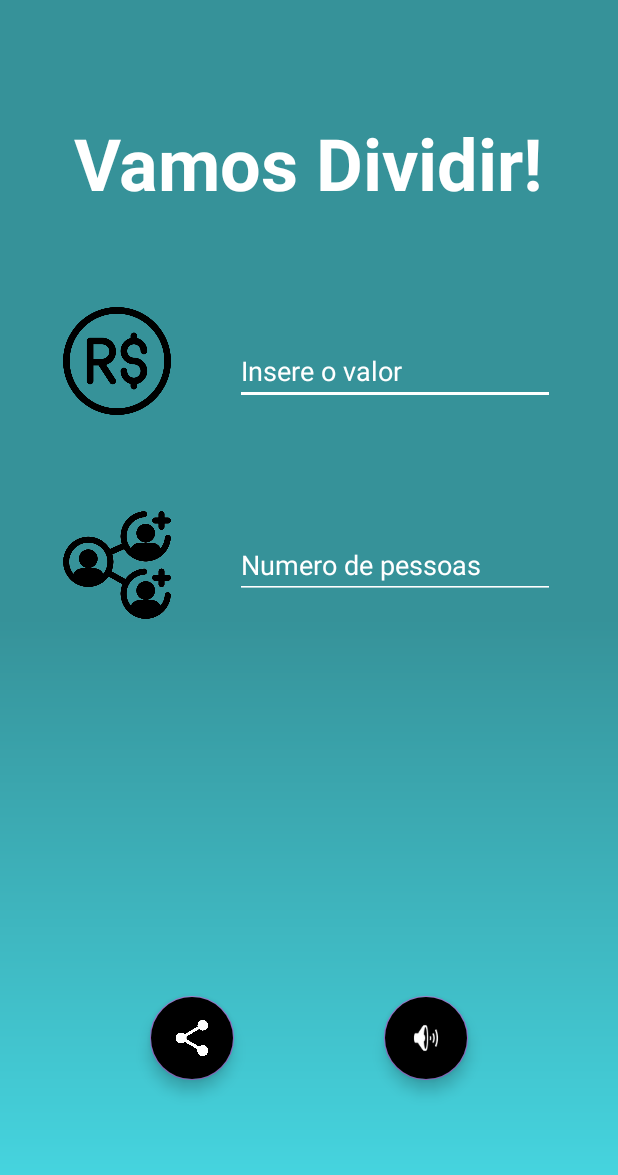
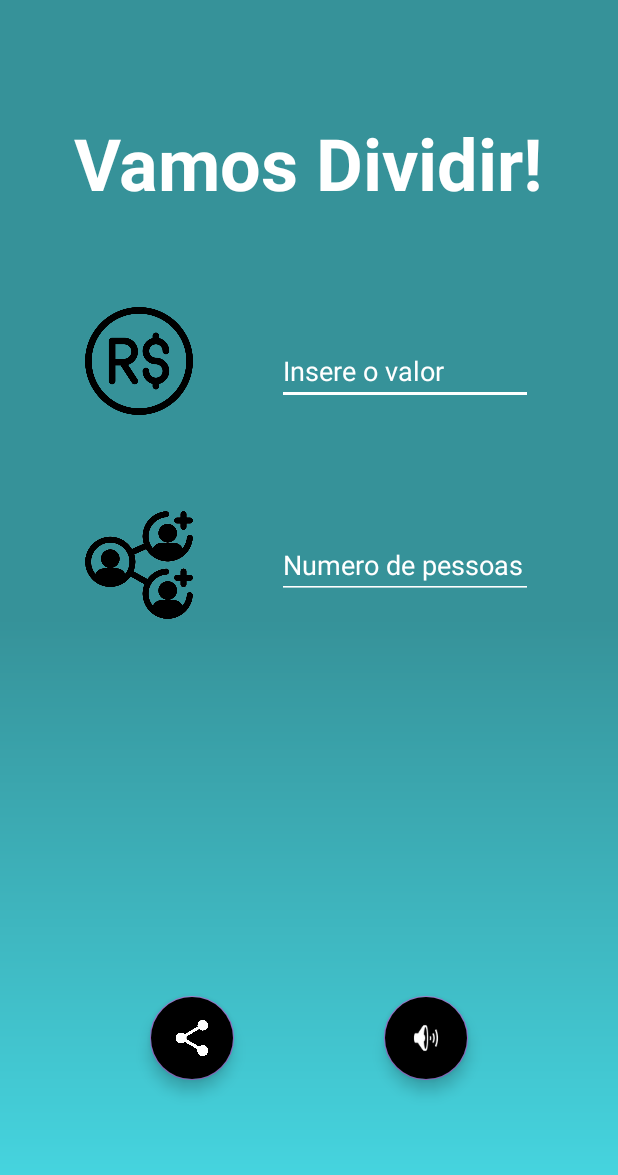
Before and after one commit to miltoncassul/PDM, an Android app: the screen it shows after launch (MainActivity), on a phone screen of 412 x 824 dp. Shown: the top 1175 px of the screen. Run offline under Robolectric (Android 15) with nearby library versions, the phone set to English and light mode, and no system bars.

Commit message:
update
Inserção da captura de tela do app

```diff
--- a/AT03 - Vamos_Rachar_Acessivel/app/src/main/res/layout/activity_main.xml
+++ b/AT03 - Vamos_Rachar_Acessivel/app/src/main/res/layout/activity_main.xml
@@ -5,6 +5,7 @@
     xmlns:app="http://schemas.android.com/apk/res-auto"
     android:background="@drawable/gradient">
 
+    <!-- TEXTO VAMOS DIVIDIR -->
     <TextView
         android:id="@+id/textView2"
         android:layout_width="wrap_content"
@@ -18,24 +19,7 @@
         app:layout_constraintStart_toStartOf="parent"
         app:layout_constraintTop_toTopOf="parent" />
 
-    <EditText
-        android:id="@+id/valor"
-        android:layout_width="wrap_content"
-        android:layout_height="wrap_content"
-        android:layout_marginTop="84dp"
-        android:backgroundTint="#ffffff"
-        android:ems="10"
-        android:hint="@string/dica_valor"
-        android:inputType="numberDecimal"
-        android:selectAllOnFocus="false"
-        android:singleLine="true"
-        android:textColor="#000000"
-        android:textColorHint="#ffffff"
-        app:layout_constraintEnd_toEndOf="parent"
-        app:layout_constraintHorizontal_bias="0.5"
-        app:layout_constraintStart_toEndOf="@+id/imgDinheiro"
-        app:layout_constraintTop_toBottomOf="@+id/textView2" />
-
+    <!-- ICONE DA QTD DO VALOR -->
     <ImageView
         android:id="@+id/imgDinheiro"
         android:layout_width="72dp"
@@ -48,6 +32,7 @@
         app:layout_constraintTop_toBottomOf="@+id/textView2"
         app:srcCompat="@drawable/real" />
 
+    <!-- ICONE DE NUMERO DE PESSOAS -->
     <ImageView
         android:id="@+id/imageView4"
         android:layout_width="72dp"
@@ -60,22 +45,43 @@
         app:layout_constraintTop_toBottomOf="@+id/imgDinheiro"
         app:srcCompat="@drawable/group" />
 
+    <!-- TEXTO INSERE O VALOR -->
+    <EditText
+        android:id="@+id/valor"
+        android:layout_width="wrap_content"
+        android:layout_height="wrap_content"
+        android:layout_marginTop="84dp"
+        android:backgroundTint="#ffffff"
+        android:ems="8"
+        android:hint="@string/dica_valor"
+        android:inputType="numberDecimal"
+        android:selectAllOnFocus="false"
+        android:singleLine="true"
+        android:textColor="#ffffff"
+        android:textColorHint="#ffffff"
+        app:layout_constraintEnd_toEndOf="parent"
+        app:layout_constraintHorizontal_bias="0.5"
+        app:layout_constraintStart_toEndOf="@+id/imgDinheiro"
+        app:layout_constraintTop_toBottomOf="@+id/textView2" />
+
+    <!-- TEXTO NUMERO DE PESSOAS -->
     <EditText
         android:id="@+id/qtdPessoas"
         android:layout_width="wrap_content"
         android:layout_height="wrap_content"
         android:layout_marginTop="84dp"
         android:backgroundTint="#ffffff"
-        android:ems="10"
+        android:ems="8"
         android:hint="@string/dica_qtdPessoas"
         android:inputType="numberDecimal"
-        android:textColor="#000000"
+        android:textColor="#ffffff"
         android:textColorHint="#ffffff"
         app:layout_constraintEnd_toEndOf="parent"
         app:layout_constraintHorizontal_bias="0.5"
         app:layout_constraintStart_toEndOf="@+id/imageView4"
         app:layout_constraintTop_toBottomOf="@+id/valor" />
 
+    <!-- RESULTADO -->
     <TextView
         android:id="@+id/resultado"
         android:layout_width="wrap_content"
@@ -89,6 +95,7 @@
         app:layout_constraintHorizontal_bias="0.498"
         app:layout_constraintStart_toStartOf="parent" />
 
+    <!-- COMPARTILHAR -->
     <com.google.android.material.floatingactionbutton.FloatingActionButton
         android:id="@+id/share"
         android:layout_width="wrap_content"
@@ -104,6 +111,7 @@
         app:layout_constraintStart_toStartOf="parent"
         app:srcCompat="@drawable/share2" />
 
+    <!-- OUVIR -->
     <com.google.android.material.floatingactionbutton.FloatingActionButton
         android:id="@+id/tts"
         android:layout_width="wrap_content"
```
Also changed, not shown: 10 other files.
